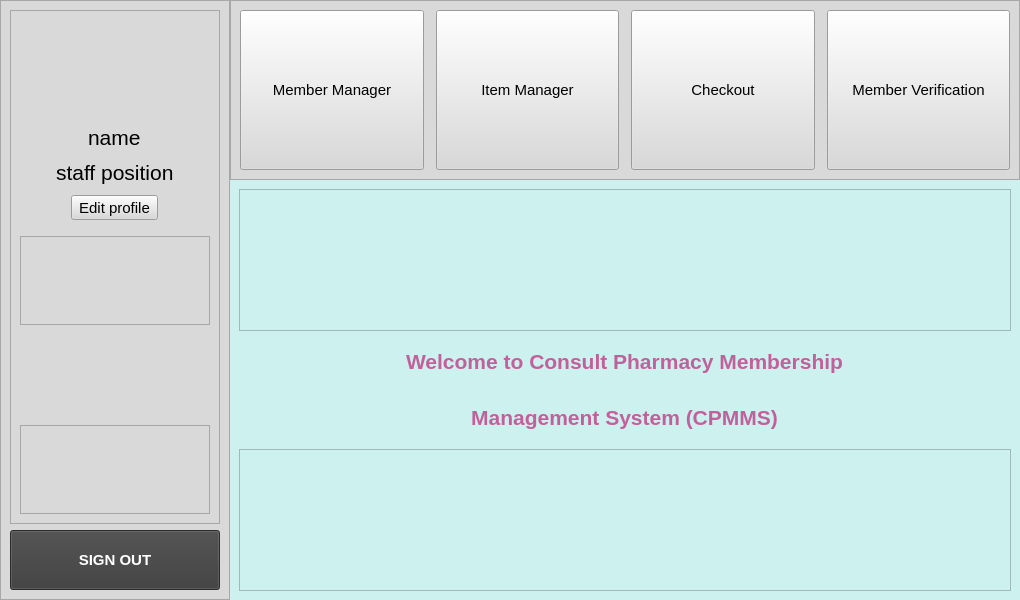
Old version of the form CPMMS_software/ui/memberVerificationScreen.ui in the repository yomatashi/CPMMS.
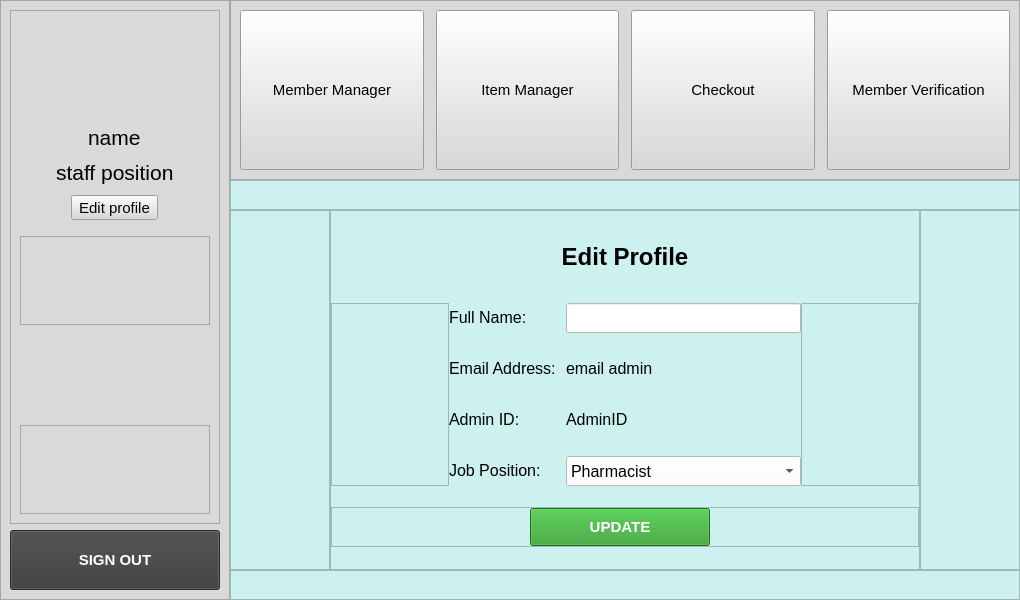
New version of the form. The open tabs and pages were chosen to show the change. Icons and pictures are not drawn.

Commit message: admin edit profile

What changed in the file:
```diff
--- a/CPMMS_software/ui/memberVerificationScreen.ui
+++ b/CPMMS_software/ui/memberVerificationScreen.ui
@@ -2059,6 +2059,447 @@
        </item>
       </layout>
      </widget>
+     <widget class="QWidget" name="adminProfile">
+      <layout class="QGridLayout" name="gridLayout_8">
+       <property name="leftMargin">
+        <number>0</number>
+       </property>
+       <property name="topMargin">
+        <number>0</number>
+       </property>
+       <property name="rightMargin">
+        <number>0</number>
+       </property>
+       <property name="bottomMargin">
+        <number>0</number>
+       </property>
+       <property name="spacing">
+        <number>0</number>
+       </property>
+       <item row="1" column="0">
+        <widget class="QFrame" name="frame_33">
+         <property name="maximumSize">
+          <size>
+           <width>100</width>
+           <height>16777215</height>
+          </size>
+         </property>
+         <property name="frameShape">
+          <enum>QFrame::StyledPanel</enum>
+         </property>
+         <property name="frameShadow">
+          <enum>QFrame::Raised</enum>
+         </property>
+        </widget>
+       </item>
+       <item row="0" column="0" colspan="3">
+        <widget class="QFrame" name="frame_31">
+         <property name="maximumSize">
+          <size>
+           <width>16777215</width>
+           <height>30</height>
+          </size>
+         </property>
+         <property name="frameShape">
+          <enum>QFrame::StyledPanel</enum>
+         </property>
+         <property name="frameShadow">
+          <enum>QFrame::Raised</enum>
+         </property>
+        </widget>
+       </item>
+       <item row="2" column="0" colspan="3">
+        <widget class="QFrame" name="frame_35">
+         <property name="maximumSize">
+          <size>
+           <width>16777215</width>
+           <height>30</height>
+          </size>
+         </property>
+         <property name="frameShape">
+          <enum>QFrame::StyledPanel</enum>
+         </property>
+         <property name="frameShadow">
+          <enum>QFrame::Raised</enum>
+         </property>
+        </widget>
+       </item>
+       <item row="1" column="2">
+        <widget class="QFrame" name="frame_34">
+         <property name="maximumSize">
+          <size>
+           <width>100</width>
+           <height>16777215</height>
+          </size>
+         </property>
+         <property name="frameShape">
+          <enum>QFrame::StyledPanel</enum>
+         </property>
+         <property name="frameShadow">
+          <enum>QFrame::Raised</enum>
+         </property>
+        </widget>
+       </item>
+       <item row="1" column="1">
+        <widget class="QFrame" name="frame_32">
+         <property name="sizePolicy">
+          <sizepolicy hsizetype="Maximum" vsizetype="Preferred">
+           <horstretch>0</horstretch>
+           <verstretch>0</verstretch>
+          </sizepolicy>
+         </property>
+         <property name="maximumSize">
+          <size>
+           <width>925</width>
+           <height>650</height>
+          </size>
+         </property>
+         <property name="frameShape">
+          <enum>QFrame::StyledPanel</enum>
+         </property>
+         <property name="frameShadow">
+          <enum>QFrame::Raised</enum>
+         </property>
+         <layout class="QGridLayout" name="gridLayout_10">
+          <property name="leftMargin">
+           <number>0</number>
+          </property>
+          <property name="topMargin">
+           <number>0</number>
+          </property>
+          <property name="rightMargin">
+           <number>0</number>
+          </property>
+          <property name="bottomMargin">
+           <number>0</number>
+          </property>
+          <property name="spacing">
+           <number>0</number>
+          </property>
+          <item row="0" column="1" colspan="2">
+           <widget class="QLabel" name="label_19">
+            <property name="sizePolicy">
+             <sizepolicy hsizetype="Fixed" vsizetype="Fixed">
+              <horstretch>0</horstretch>
+              <verstretch>0</verstretch>
+             </sizepolicy>
+            </property>
+            <property name="maximumSize">
+             <size>
+              <width>925</width>
+              <height>50</height>
+             </size>
+            </property>
+            <property name="sizeIncrement">
+             <size>
+              <width>0</width>
+              <height>0</height>
+             </size>
+            </property>
+            <property name="styleSheet">
+             <string notr="true"/>
+            </property>
+            <property name="text">
+             <string>&lt;html&gt;&lt;head/&gt;&lt;body&gt;&lt;p&gt;&lt;span style=&quot; font-size:18pt; font-weight:600;&quot;&gt;Edit Profile&lt;/span&gt;&lt;/p&gt;&lt;/body&gt;&lt;/html&gt;</string>
+            </property>
+            <property name="textFormat">
+             <enum>Qt::AutoText</enum>
+            </property>
+            <property name="alignment">
+             <set>Qt::AlignCenter</set>
+            </property>
+           </widget>
+          </item>
+          <item row="1" column="0" rowspan="4">
+           <widget class="QFrame" name="frame_36">
+            <property name="sizePolicy">
+             <sizepolicy hsizetype="Expanding" vsizetype="Preferred">
+              <horstretch>0</horstretch>
+              <verstretch>0</verstretch>
+             </sizepolicy>
+            </property>
+            <property name="maximumSize">
+             <size>
+              <width>16777215</width>
+              <height>16777215</height>
+             </size>
+            </property>
+            <property name="frameShape">
+             <enum>QFrame::StyledPanel</enum>
+            </property>
+            <property name="frameShadow">
+             <enum>QFrame::Raised</enum>
+            </property>
+           </widget>
+          </item>
+          <item row="1" column="1">
+           <widget class="QLabel" name="label_20">
+            <property name="maximumSize">
+             <size>
+              <width>130</width>
+              <height>30</height>
+             </size>
+            </property>
+            <property name="text">
+             <string>&lt;html&gt;&lt;head/&gt;&lt;body&gt;&lt;p&gt;&lt;span style=&quot; font-size:12pt;&quot;&gt;Full Name:&lt;/span&gt;&lt;/p&gt;&lt;/body&gt;&lt;/html&gt;</string>
+            </property>
+           </widget>
+          </item>
+          <item row="1" column="2">
+           <widget class="QLineEdit" name="input_fullName_admin">
+            <property name="sizePolicy">
+             <sizepolicy hsizetype="Expanding" vsizetype="Fixed">
+              <horstretch>0</horstretch>
+              <verstretch>0</verstretch>
+             </sizepolicy>
+            </property>
+            <property name="minimumSize">
+             <size>
+              <width>235</width>
+              <height>0</height>
+             </size>
+            </property>
+            <property name="maximumSize">
+             <size>
+              <width>16777215</width>
+              <height>30</height>
+             </size>
+            </property>
+            <property name="font">
+             <font>
+              <pointsize>12</pointsize>
+             </font>
+            </property>
+            <property name="styleSheet">
+             <string notr="true">background-color: rgb(255, 255, 255)</string>
+            </property>
+            <property name="text">
+             <string/>
+            </property>
+           </widget>
+          </item>
+          <item row="1" column="3" rowspan="4">
+           <widget class="QFrame" name="frame_37">
+            <property name="sizePolicy">
+             <sizepolicy hsizetype="Expanding" vsizetype="Preferred">
+              <horstretch>0</horstretch>
+              <verstretch>0</verstretch>
+             </sizepolicy>
+            </property>
+            <property name="maximumSize">
+             <size>
+              <width>16777215</width>
+              <height>16777215</height>
+             </size>
+            </property>
+            <property name="frameShape">
+             <enum>QFrame::StyledPanel</enum>
+            </property>
+            <property name="frameShadow">
+             <enum>QFrame::Raised</enum>
+            </property>
+           </widget>
+          </item>
+          <item row="2" column="1">
+           <widget class="QLabel" name="label_21">
+            <property name="sizePolicy">
+             <sizepolicy hsizetype="Expanding" vsizetype="Preferred">
+              <horstretch>0</horstretch>
+              <verstretch>0</verstretch>
+             </sizepolicy>
+            </property>
+            <property name="maximumSize">
+             <size>
+              <width>130</width>
+              <height>30</height>
+             </size>
+            </property>
+            <property name="text">
+             <string>&lt;html&gt;&lt;head/&gt;&lt;body&gt;&lt;p&gt;&lt;span style=&quot; font-size:12pt;&quot;&gt;Email Address:&lt;/span&gt;&lt;/p&gt;&lt;/body&gt;&lt;/html&gt;</string>
+            </property>
+           </widget>
+          </item>
+          <item row="2" column="2">
+           <widget class="QLabel" name="lbl_admin_email">
+            <property name="sizePolicy">
+             <sizepolicy hsizetype="Expanding" vsizetype="Preferred">
+              <horstretch>0</horstretch>
+              <verstretch>0</verstretch>
+             </sizepolicy>
+            </property>
+            <property name="maximumSize">
+             <size>
+              <width>16777215</width>
+              <height>30</height>
+             </size>
+            </property>
+            <property name="font">
+             <font>
+              <pointsize>12</pointsize>
+             </font>
+            </property>
+            <property name="text">
+             <string>&lt;html&gt;&lt;head/&gt;&lt;body&gt;&lt;p&gt;&lt;span style=&quot; font-size:12pt;&quot;&gt;email admin&lt;/span&gt;&lt;/p&gt;&lt;/body&gt;&lt;/html&gt;</string>
+            </property>
+           </widget>
+          </item>
+          <item row="3" column="1">
+           <widget class="QLabel" name="label_31">
+            <property name="sizePolicy">
+             <sizepolicy hsizetype="Preferred" vsizetype="Preferred">
+              <horstretch>0</horstretch>
+              <verstretch>0</verstretch>
+             </sizepolicy>
+            </property>
+            <property name="maximumSize">
+             <size>
+              <width>130</width>
+              <height>30</height>
+             </size>
+            </property>
+            <property name="text">
+             <string>&lt;html&gt;&lt;head/&gt;&lt;body&gt;&lt;p&gt;&lt;span style=&quot; font-size:12pt;&quot;&gt;Admin ID:&lt;/span&gt;&lt;/p&gt;&lt;/body&gt;&lt;/html&gt;</string>
+            </property>
+           </widget>
+          </item>
+          <item row="3" column="2">
+           <widget class="QLabel" name="lbl_adminID">
+            <property name="sizePolicy">
+             <sizepolicy hsizetype="Expanding" vsizetype="Preferred">
+              <horstretch>0</horstretch>
+              <verstretch>0</verstretch>
+             </sizepolicy>
+            </property>
+            <property name="maximumSize">
+             <size>
+              <width>16777215</width>
+              <height>30</height>
+             </size>
+            </property>
+            <property name="font">
+             <font>
+              <pointsize>12</pointsize>
+             </font>
+            </property>
+            <property name="text">
+             <string>&lt;html&gt;&lt;head/&gt;&lt;body&gt;&lt;p&gt;&lt;span style=&quot; font-size:12pt;&quot;&gt;AdminID&lt;/span&gt;&lt;/p&gt;&lt;/body&gt;&lt;/html&gt;</string>
+            </property>
+           </widget>
+          </item>
+          <item row="4" column="1">
+           <widget class="QLabel" name="label_22">
+            <property name="maximumSize">
+             <size>
+              <width>130</width>
+              <height>30</height>
+             </size>
+            </property>
+            <property name="text">
+             <string>&lt;html&gt;&lt;head/&gt;&lt;body&gt;&lt;p&gt;&lt;span style=&quot; font-size:12pt;&quot;&gt;Job Position:&lt;/span&gt;&lt;/p&gt;&lt;/body&gt;&lt;/html&gt;</string>
+            </property>
+           </widget>
+          </item>
+          <item row="4" column="2">
+           <widget class="QComboBox" name="input_jobPosition">
+            <property name="sizePolicy">
+             <sizepolicy hsizetype="Expanding" vsizetype="Fixed">
+              <horstretch>0</horstretch>
+              <verstretch>0</verstretch>
+             </sizepolicy>
+            </property>
+            <property name="maximumSize">
+             <size>
+              <width>16777215</width>
+              <height>30</height>
+             </size>
+            </property>
+            <property name="font">
+             <font>
+              <pointsize>12</pointsize>
+             </font>
+            </property>
+            <property name="styleSheet">
+             <string notr="true">background-color: rgb(255, 255, 255)</string>
+            </property>
+            <item>
+             <property name="text">
+              <string>Pharmacist</string>
+             </property>
+            </item>
+            <item>
+             <property name="text">
+              <string>Cashier</string>
+             </property>
+            </item>
+            <item>
+             <property name="text">
+              <string>Developer</string>
+             </property>
+            </item>
+           </widget>
+          </item>
+          <item row="5" column="0" colspan="4">
+           <widget class="QFrame" name="frame_38">
+            <property name="maximumSize">
+             <size>
+              <width>925</width>
+              <height>40</height>
+             </size>
+            </property>
+            <property name="frameShape">
+             <enum>QFrame::StyledPanel</enum>
+            </property>
+            <property name="frameShadow">
+             <enum>QFrame::Raised</enum>
+            </property>
+            <layout class="QHBoxLayout" name="horizontalLayout_4">
+             <property name="spacing">
+              <number>0</number>
+             </property>
+             <property name="leftMargin">
+              <number>0</number>
+             </property>
+             <property name="topMargin">
+              <number>0</number>
+             </property>
+             <property name="bottomMargin">
+              <number>0</number>
+             </property>
+             <item>
+              <widget class="QPushButton" name="btn_updateAdmin">
+               <property name="maximumSize">
+                <size>
+                 <width>180</width>
+                 <height>40</height>
+                </size>
+               </property>
+               <property name="font">
+                <font>
+                 <pointsize>11</pointsize>
+                 <weight>75</weight>
+                 <bold>true</bold>
+                </font>
+               </property>
+               <property name="cursor">
+                <cursorShape>PointingHandCursor</cursorShape>
+               </property>
+               <property name="styleSheet">
+                <string notr="true">background-color: rgba(41,156,39,255);
+color: rgb(255, 255, 255);</string>
+               </property>
+               <property name="text">
+                <string>UPDATE</string>
+               </property>
+              </widget>
+             </item>
+            </layout>
+           </widget>
+          </item>
+         </layout>
+        </widget>
+       </item>
+      </layout>
+     </widget>
     </widget>
    </item>
   </layout>
```
Left out of the diff: 25 changed lines with no effect on the pictures. The commit also changes 16 other files.
